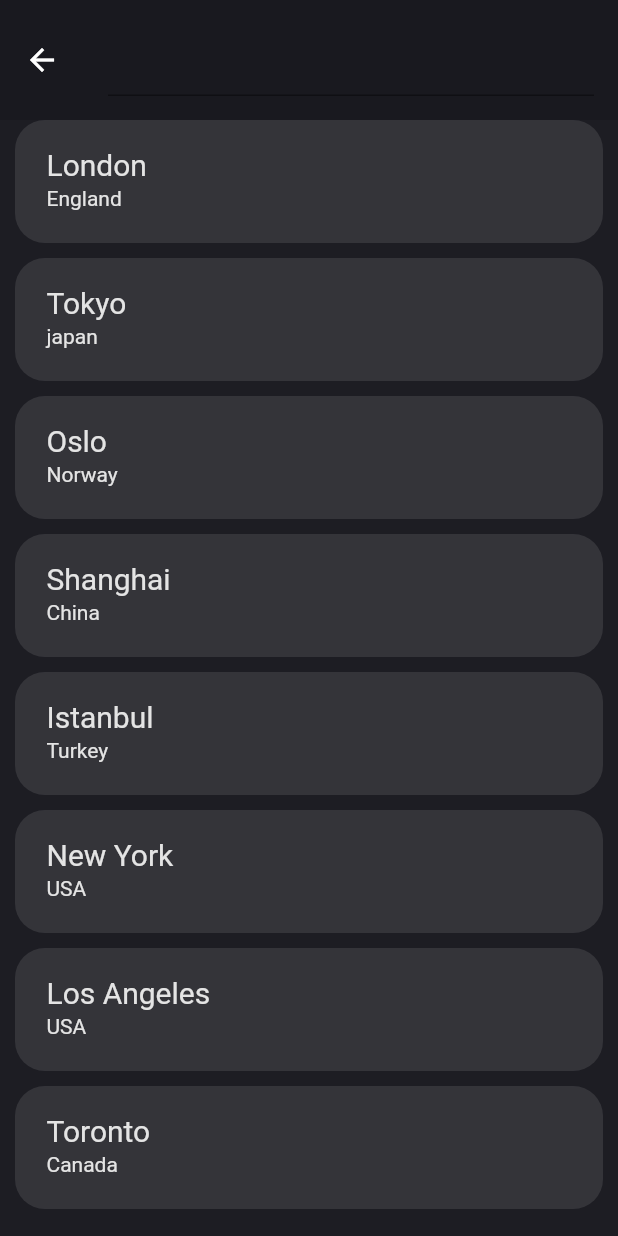
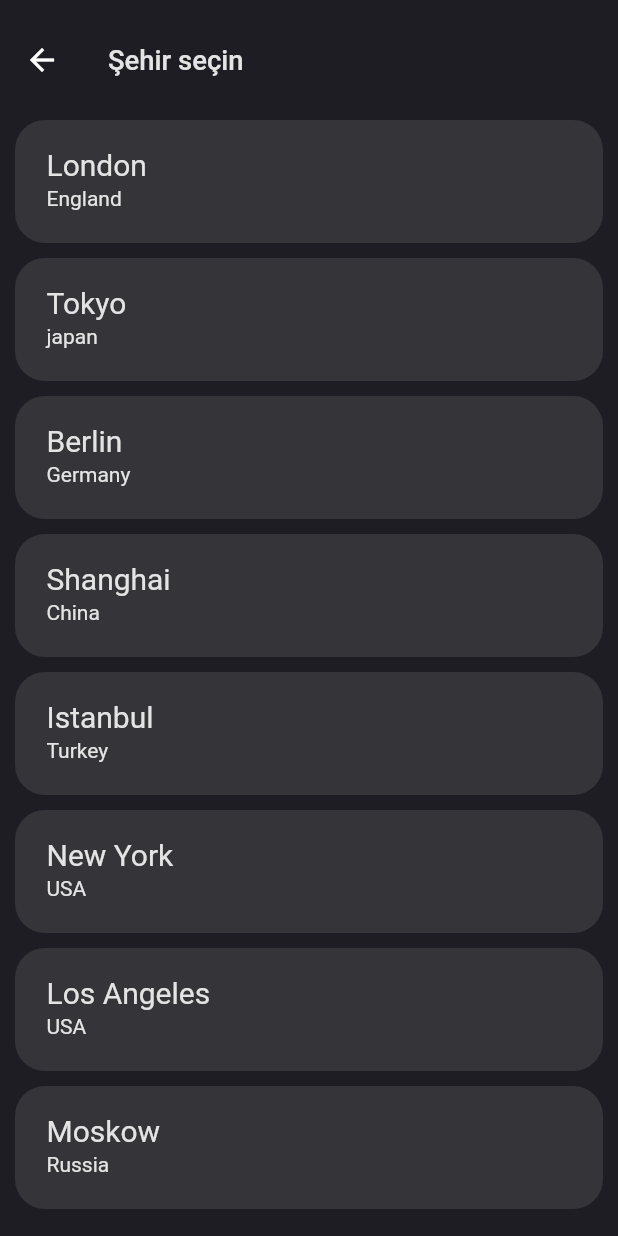
Before and after one commit to AkinBozburun/Clock-App-Flutter, a Flutter app: the SearchCountry screen opened directly, on a phone screen of 412 x 824 dp. Run offline on Flutter 3.47's test engine with Material 2 defaults, Android fonts, the phone set to English and light mode, and no system bars; our stand-ins replace flutter_screenutil, hive, hive_flutter; accounts and stored records are empty.

Commit message:
world clock completed.

```diff
--- a/lib/widgets/world clock/country_list.dart
+++ b/lib/widgets/world clock/country_list.dart
@@ -9,8 +9,8 @@ final countryList =
     "Country" : "japan"
   },
   {
-    "City": "Oslo",
-    "Country" : "Norway"
+    "City": "Berlin",
+    "Country" : "Germany"
   },
   {
     "City": "Shanghai",
@@ -29,7 +29,7 @@ final countryList =
     "Country" : "USA"
   },
   {
-    "City": "Toronto",
-    "Country" : "Canada"
+    "City": "Moskow",
+    "Country" : "Russia"
   },
 ];
--- a/lib/widgets/world clock/search_country.dart
+++ b/lib/widgets/world clock/search_country.dart
@@ -1,7 +1,4 @@
 import 'package:flutter/material.dart';
-import 'package:hive_flutter/hive_flutter.dart';
-import 'package:intl/intl.dart';
-import 'package:my_clock_app/core/box%20models/country_model.dart';
 import 'package:my_clock_app/core/providers.dart';
 import 'package:my_clock_app/styles/app_style.dart';
 import 'package:my_clock_app/widgets/world%20clock/country_list.dart';
@@ -62,10 +59,10 @@ class _SearchCountryState extends State<SearchCountry>
     (
       appBar: AppBar
       (
-        backgroundColor: Colors.black12,
+        backgroundColor: AppStyles.backGroundColor,
         elevation: 0,
         toolbarHeight: 80,
-        title: const TextField(),
+        title: Text("Şehir seçin",style: AppStyles().timeTxtStyle),
       ),
       body: _countryList(),
     );
```
